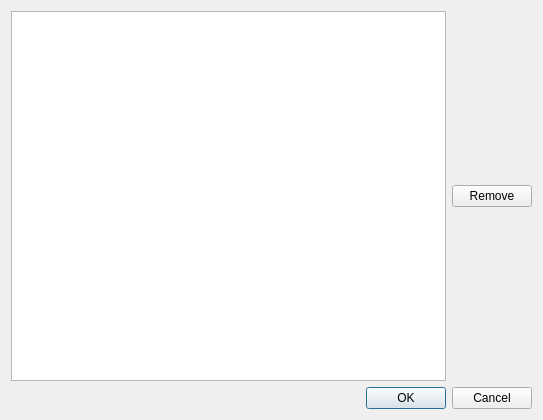
Before: the Qt Designer form Coding/oclipboardediter.ui in y761823/ClipboardViewer, drawn with Qt 5.
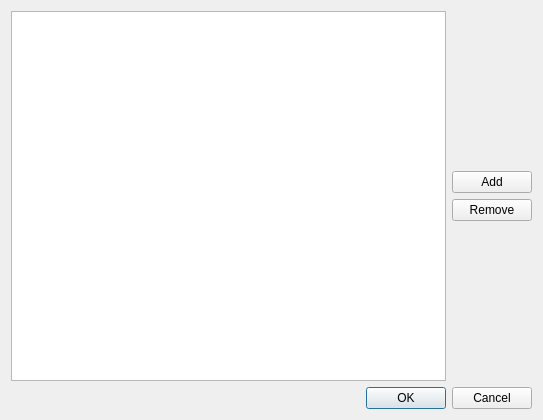
After: the same form once the commit is applied.

Patch:
```diff
--- a/Coding/oclipboardediter.ui
+++ b/Coding/oclipboardediter.ui
@@ -13,7 +13,7 @@
   <property name="windowTitle">
    <string>Dialog</string>
   </property>
-  <layout class="QVBoxLayout" name="verticalLayout">
+  <layout class="QVBoxLayout" name="verticalLayout_2">
    <item>
     <layout class="QHBoxLayout" name="horizontalLayout">
      <item>
@@ -24,11 +24,48 @@
       </widget>
      </item>
      <item>
+      <layout class="QVBoxLayout" name="verticalLayout">
+       <item>
+        <spacer name="verticalSpacer">
+         <property name="orientation">
+          <enum>Qt::Vertical</enum>
+         </property>
+         <property name="sizeHint" stdset="0">
+          <size>
+           <width>20</width>
+           <height>40</height>
+          </size>
+         </property>
+        </spacer>
+       </item>
+       <item>
+        <widget class="QPushButton" name="addBtn">
+         <property name="text">
+          <string>Add</string>
+         </property>
+        </widget>
+       </item>
+       <item>
       <widget class="QPushButton" name="removeBtn">
        <property name="text">
         <string>Remove</string>
        </property>
       </widget>
+       </item>
+       <item>
+        <spacer name="verticalSpacer_2">
+         <property name="orientation">
+          <enum>Qt::Vertical</enum>
+         </property>
+         <property name="sizeHint" stdset="0">
+          <size>
+           <width>20</width>
+           <height>40</height>
+          </size>
+         </property>
+        </spacer>
+       </item>
+      </layout>
      </item>
     </layout>
    </item>
```
Lines whose indentation alone changed are shown as unchanged.
